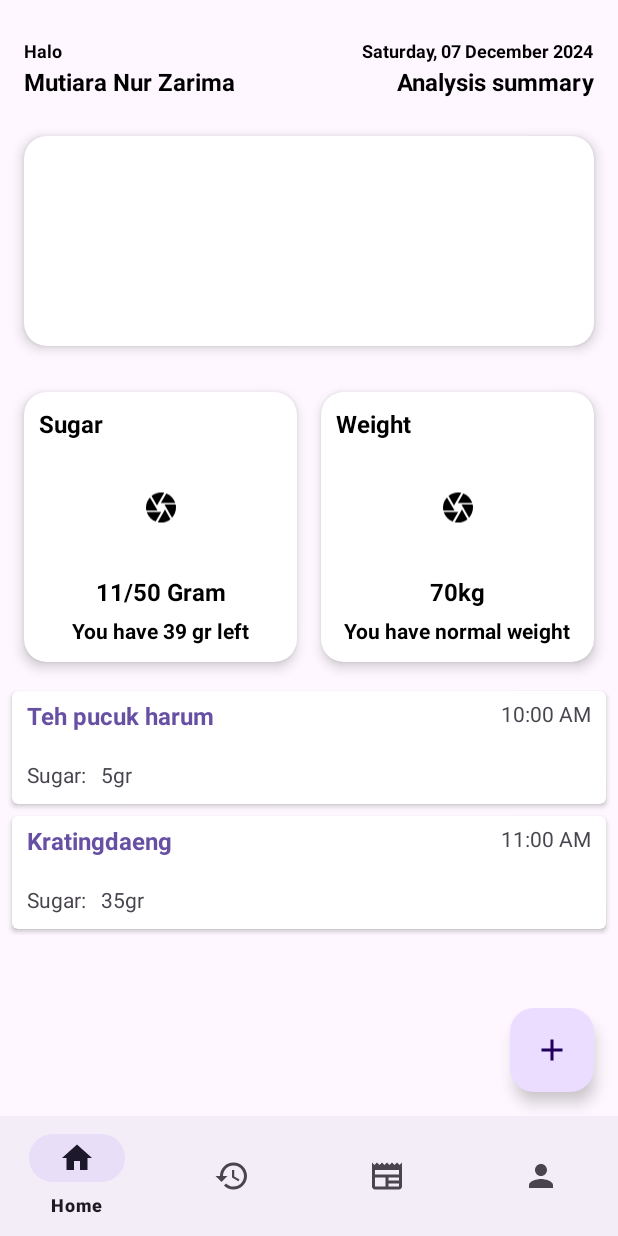
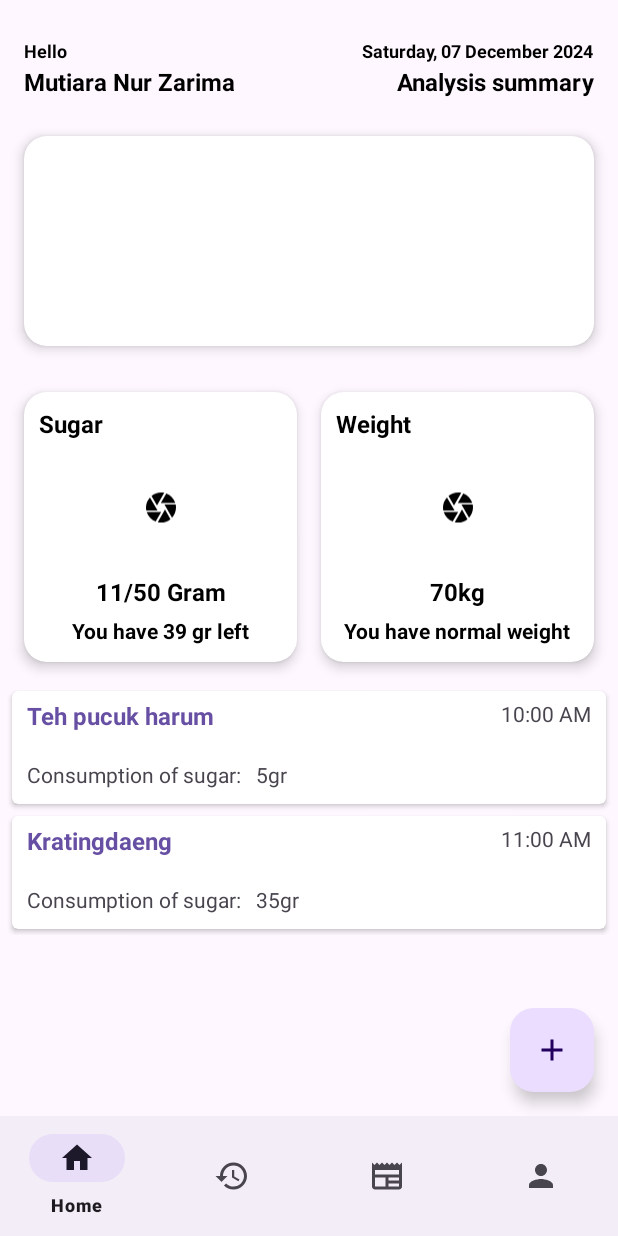
Before and after one commit to sugaryzer/Sugaryzer, an Android app: the HomeFragment screen opened directly, with no data from a screen before it, on a phone screen of 412 x 824 dp. Run offline under Robolectric (Android 15) with nearby library versions, the phone set to English and light mode, and no system bars; 1 statement that could not run was skipped.

Commit message:
feat: add string value

```diff
--- a/app/src/main/res/values/strings.xml
+++ b/app/src/main/res/values/strings.xml
@@ -77,8 +77,13 @@
     <string name="error_password_length">Password Minimal 8 Karakter</string>
     <string name="error_email_empty">Email Kosong</string>
     <string name="error_password_empty">Password kosong</string>
-    <string name="profile_name">Mutiara Nur Zarima\n</string>
-    <string name="halo">Halo</string>
+    <string name="profile_name">Mutiara Nur Zarima</string>
+    <string name="halo">Hello</string>
     <string name="product_name">Teh Pucuk Harum</string>
-    <string name="text_sugar">Sugar: </string>
+    <string name="text_sugar">Consumption of sugar: </string>
+    <string name="media_cover">Media</string>
+    <string name="sugar_consume">39 gr</string>
+    <string name="date">15 Desember 2020</string>
+    <string name="news_name">Gula itu bahaya!</string>
+    <string name="news_description">Gula itu bahaya loh kalo berlebihan!</string>
 </resources>
```
